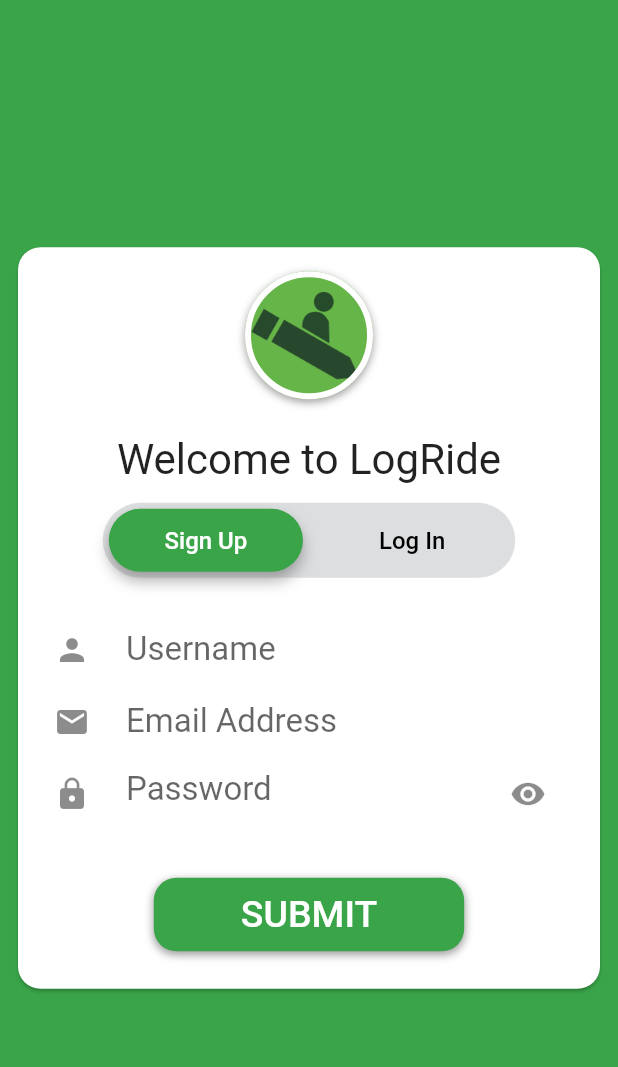
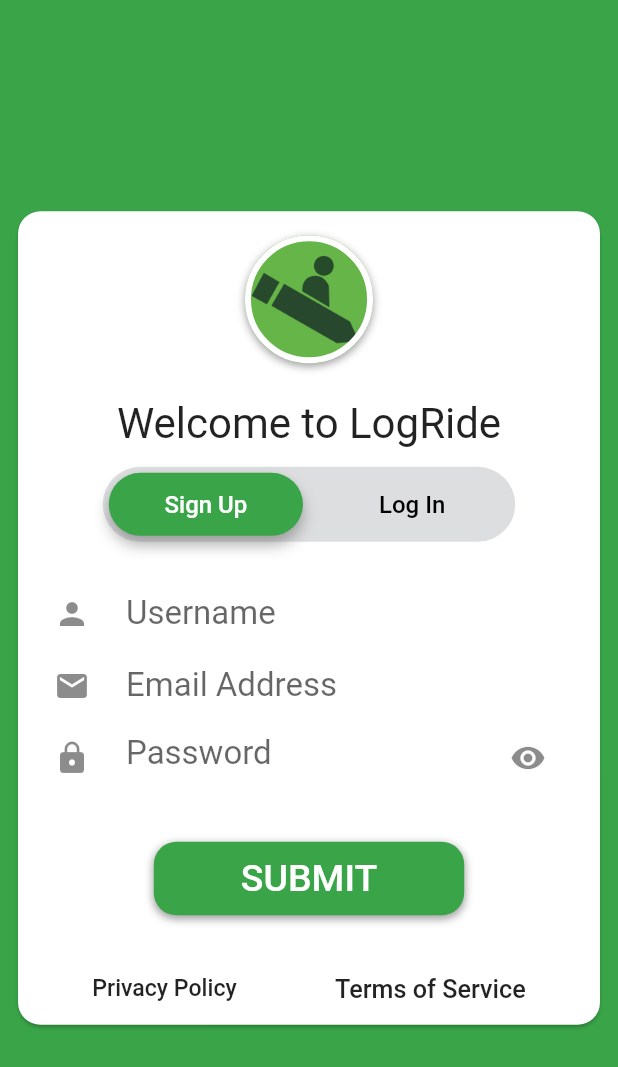
Before and after one commit to partnercloudsupport/logride, a Flutter app: the AuthPage screen opened directly, on a phone screen of 412 x 824 dp. Shown: the top 1067 px of the screen. Run offline on Flutter 3.47's test engine with Material 2 defaults, Android fonts, the phone set to English and light mode, and no system bars; our stand-ins replace after_layout, auto_size_text, firebase_auth, firebase_database, flutter_slidable, latlong; accounts and stored records are empty; statements that could not run were skipped.

Commit message:
Added privacy policy and terms of service

```diff
--- a/lib/ui/auth_page.dart
+++ b/lib/ui/auth_page.dart
@@ -1,5 +1,6 @@
 import 'package:flutter/material.dart';
 import 'package:flutter/services.dart';
+import 'package:url_launcher/url_launcher.dart';
 import '../widgets/submit_button.dart';
 import '../widgets/home_icon.dart';
 import '../widgets/page_controller_slider_bar.dart';
@@ -347,6 +348,7 @@ class _AuthPageState extends State<AuthPage>
                                   Padding(
                                       padding: EdgeInsets.only(bottom: 25.0),
                                       child: _buildSubmitButton(currentPage)),
+                                  _buildInfoRow(context)
                                 ],
                               )),
                         ),
@@ -525,4 +527,28 @@ class _AuthPageState extends State<AuthPage>
           )),
     );
   }
+
+  void _launchURL(String url) async{
+    if(await canLaunch(url)){
+      launch(url);
+    } else {
+      print("Couldn't launch ${url}");
+    }
+  }
+
+  Widget _buildInfoRow(BuildContext context) {
+    return Row(
+      mainAxisAlignment: MainAxisAlignment.spaceEvenly,
+      children: <Widget>[
+        FlatButton(
+          child: Text("Privacy Policy", textScaleFactor: 1.1,),
+          onPressed: () => _launchURL("https://www.theparksman.com/logride-privacy-policy/"),
+        ),
+        FlatButton(
+          child: Text("Terms of Service", textScaleFactor: 1.2,),
+          onPressed: () => _launchURL("https://www.theparksman.com/logride-terms-and-conditions/"),
+        )
+      ],
+    );
+  }
 }
--- a/pubspec.yaml
+++ b/pubspec.yaml
@@ -46,6 +46,8 @@ dependencies:
   firebase_analytics: ^1.0.6
 
   font_awesome_flutter: ^8.2.0
+
+  url_launcher: ^4.0.3
 
 dev_dependencies:
   flutter_test:
```
